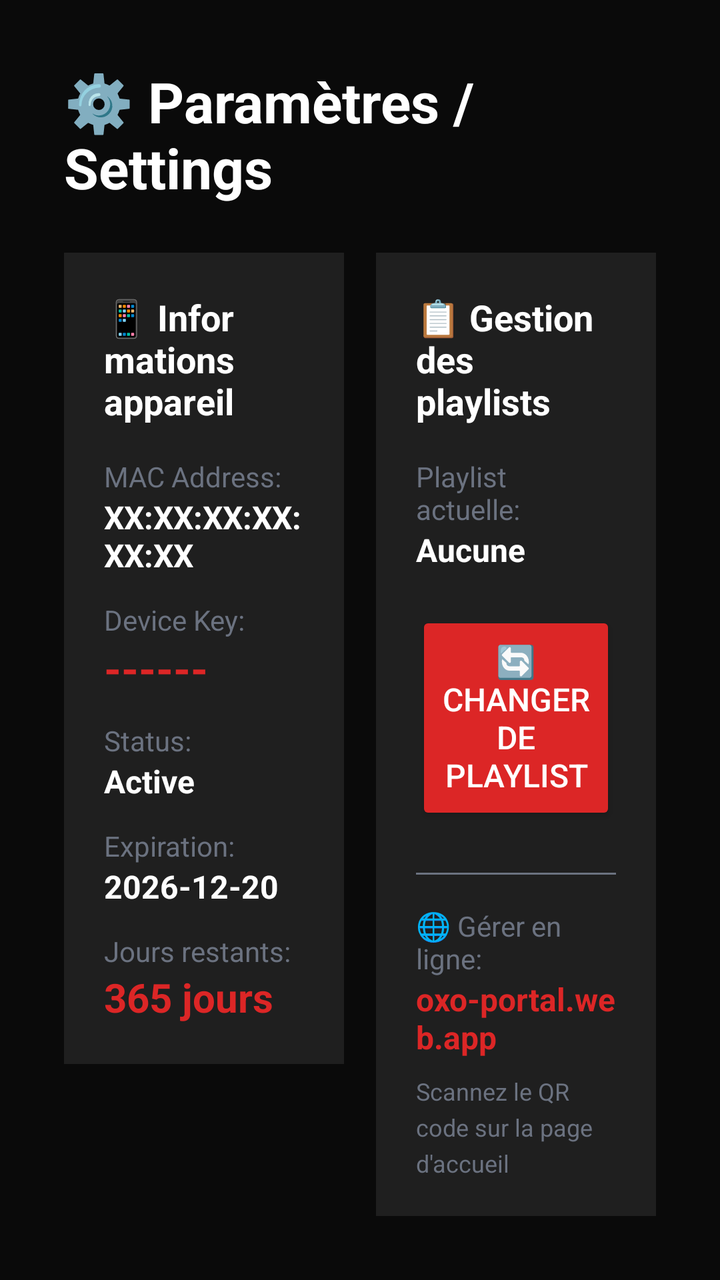
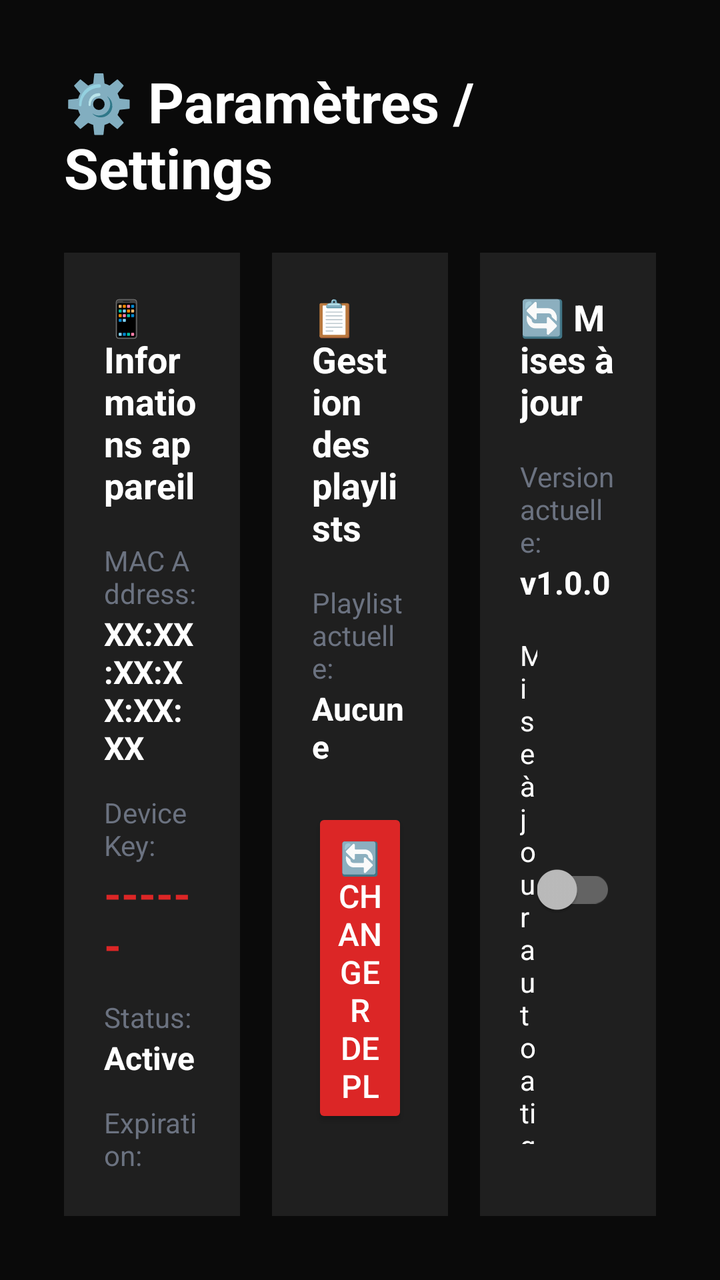

Two renders of the same Android screen: before a commit and after it. Below are the layout's source before the change and the commit's diff.
<!-- AndroidManifest.xml: activity theme Theme.OXOPlayer -->
<!-- res/layout/activity_settings.xml -->
<?xml version="1.0" encoding="utf-8"?>
<LinearLayout xmlns:android="http://schemas.android.com/apk/res/android"
    android:layout_width="match_parent"
    android:layout_height="match_parent"
    android:background="@color/black"
    android:orientation="vertical"
    android:padding="32dp">

    
    <TextView
        android:layout_width="wrap_content"
        android:layout_height="wrap_content"
        android:text="⚙️ Paramètres / Settings"
        android:textColor="@android:color/white"
        android:textSize="28sp"
        android:textStyle="bold"
        android:layout_marginBottom="24dp" />

    
    <LinearLayout
        android:layout_width="match_parent"
        android:layout_height="0dp"
        android:layout_weight="1"
        android:orientation="horizontal">

        
        <LinearLayout
            android:layout_width="0dp"
            android:layout_height="wrap_content"
            android:layout_weight="1"
            android:orientation="vertical"
            android:padding="20dp"
            android:background="@color/dark_gray">

            <TextView
                android:layout_width="wrap_content"
                android:layout_height="wrap_content"
                android:text="📱 Informations appareil"
                android:textColor="@android:color/white"
                android:textSize="18sp"
                android:textStyle="bold"
                android:layout_marginBottom="16dp" />

            
            <TextView
                android:layout_width="wrap_content"
                android:layout_height="wrap_content"
                android:text="MAC Address:"
                android:textColor="@color/gray"
                android:textSize="14sp" />

            <TextView
                android:id="@+id/macAddressValue"
                android:layout_width="wrap_content"
                android:layout_height="wrap_content"
                android:text="XX:XX:XX:XX:XX:XX"
                android:textColor="@android:color/white"
                android:textSize="16sp"
                android:textStyle="bold"
                android:layout_marginBottom="12dp" />

            
            <TextView
                android:layout_width="wrap_content"
                android:layout_height="wrap_content"
                android:text="Device Key:"
                android:textColor="@color/gray"
                android:textSize="14sp" />

            <TextView
                android:id="@+id/deviceKeyValue"
                android:layout_width="wrap_content"
                android:layout_height="wrap_content"
                android:text="------"
                android:textColor="@color/primary"
                android:textSize="22sp"
                android:textStyle="bold"
                android:layout_marginBottom="12dp" />

            
            <TextView
                android:layout_width="wrap_content"
                android:layout_height="wrap_content"
                android:text="Status:"
                android:textColor="@color/gray"
                android:textSize="14sp" />

            <TextView
                android:id="@+id/statusValue"
                android:layout_width="wrap_content"
                android:layout_height="wrap_content"
                android:text="Active"
                android:textColor="@android:color/white"
                android:textSize="16sp"
                android:textStyle="bold"
                android:layout_marginBottom="12dp" />

            
            <TextView
                android:layout_width="wrap_content"
                android:layout_height="wrap_content"
                android:text="Expiration:"
                android:textColor="@color/gray"
                android:textSize="14sp" />

            <TextView
                android:id="@+id/expirationValue"
                android:layout_width="wrap_content"
                android:layout_height="wrap_content"
                android:text="2026-12-20"
                android:textColor="@android:color/white"
                android:textSize="16sp"
                android:textStyle="bold"
                android:layout_marginBottom="12dp" />

            
            <TextView
                android:layout_width="wrap_content"
                android:layout_height="wrap_content"
                android:text="Jours restants:"
                android:textColor="@color/gray"
                android:textSize="14sp" />

            <TextView
                android:id="@+id/daysValue"
                android:layout_width="wrap_content"
                android:layout_height="wrap_content"
                android:text="365 jours"
                android:textColor="@color/primary"
                android:textSize="20sp"
                android:textStyle="bold" />

        </LinearLayout>

        
        <View
            android:layout_width="16dp"
            android:layout_height="match_parent" />

        
        <LinearLayout
            android:layout_width="0dp"
            android:layout_height="wrap_content"
            android:layout_weight="1"
            android:orientation="vertical"
            android:padding="20dp"
            android:background="@color/dark_gray">

            <TextView
                android:layout_width="wrap_content"
                android:layout_height="wrap_content"
                android:text="📋 Gestion des playlists"
                android:textColor="@android:color/white"
                android:textSize="18sp"
                android:textStyle="bold"
                android:layout_marginBottom="16dp" />

            
            <TextView
                android:layout_width="wrap_content"
                android:layout_height="wrap_content"
                android:text="Playlist actuelle:"
                android:textColor="@color/gray"
                android:textSize="14sp" />

            <TextView
                android:id="@+id/currentPlaylistName"
                android:layout_width="wrap_content"
                android:layout_height="wrap_content"
                android:text="Aucune"
                android:textColor="@android:color/white"
                android:textSize="16sp"
                android:textStyle="bold"
                android:layout_marginBottom="20dp" />

            
            <Button
                android:id="@+id/changePlaylistButton"
                android:layout_width="match_parent"
                android:layout_height="wrap_content"
                android:text="🔄 Changer de playlist"
                android:textSize="16sp"
                android:paddingTop="14dp"
                android:paddingBottom="14dp"
                android:backgroundTint="@color/primary"
                android:focusable="true"
                android:layout_marginBottom="24dp" />

            
            <View
                android:layout_width="match_parent"
                android:layout_height="1dp"
                android:background="@color/gray"
                android:layout_marginBottom="16dp" />

            <TextView
                android:layout_width="wrap_content"
                android:layout_height="wrap_content"
                android:text="🌐 Gérer en ligne:"
                android:textColor="@color/gray"
                android:textSize="14sp" />

            <TextView
                android:layout_width="wrap_content"
                android:layout_height="wrap_content"
                android:text="oxo-portal.web.app"
                android:textColor="@color/primary"
                android:textSize="16sp"
                android:textStyle="bold"
                android:layout_marginBottom="8dp" />

            <TextView
                android:layout_width="wrap_content"
                android:layout_height="wrap_content"
                android:text="Scannez le QR code sur la page d'accueil\npour ajouter vos playlists facilement."
                android:textColor="@color/gray"
                android:textSize="12sp"
                android:lineSpacingExtra="4dp" />

        </LinearLayout>

    </LinearLayout>

</LinearLayout>
<!-- resources referenced by this layout -->
<resources>
  <color name="black">#0A0A0A</color>
  <color name="dark_gray">#1F1F1F</color>
  <color name="gray">#6B7280</color>
  <color name="primary">#DC2626</color>
  <style name="Theme.OXOPlayer" parent="Theme.AppCompat">
          <item name="android:colorPrimary">@color/primary</item>
          <item name="android:colorPrimaryDark">@color/black</item>
          <item name="android:colorAccent">@color/secondary</item>
          <item name="android:windowBackground">@color/black</item>
          <item name="android:windowFullscreen">true</item>
      </style>
  <color name="secondary">#EF4444</color>
</resources>

<!-- the commit's change to res/layout/activity_settings.xml (unified diff, before → after) -->
@@ -219,6 +219,95 @@
 
         </LinearLayout>
 
+        
+        <View
+            android:layout_width="16dp"
+            android:layout_height="match_parent" />
+
+        
+        <LinearLayout
+            android:layout_width="0dp"
+            android:layout_height="wrap_content"
+            android:layout_weight="1"
+            android:orientation="vertical"
+            android:padding="20dp"
+            android:background="@color/dark_gray">
+
+            <TextView
+                android:layout_width="wrap_content"
+                android:layout_height="wrap_content"
+                android:text="🔄 Mises à jour"
+                android:textColor="@android:color/white"
+                android:textSize="18sp"
+                android:textStyle="bold"
+                android:layout_marginBottom="16dp" />
+
+            
+            <TextView
+                android:layout_width="wrap_content"
+                android:layout_height="wrap_content"
+                android:text="Version actuelle:"
+                android:textColor="@color/gray"
+                android:textSize="14sp" />
+
+            <TextView
+                android:id="@+id/currentVersionValue"
+                android:layout_width="wrap_content"
+                android:layout_height="wrap_content"
+                android:text="v1.0.0"
+                android:textColor="@android:color/white"
+                android:textSize="16sp"
+                android:textStyle="bold"
+                android:layout_marginBottom="16dp" />
+
+            
+            <LinearLayout
+                android:layout_width="match_parent"
+                android:layout_height="wrap_content"
+                android:orientation="horizontal"
+                android:gravity="center_vertical"
+                android:layout_marginBottom="16dp">
+
+                <TextView
+                    android:layout_width="0dp"
+                    android:layout_height="wrap_content"
+                    android:layout_weight="1"
+                    android:text="Mise à jour automatique"
+                    android:textColor="@android:color/white"
+                    android:textSize="14sp" />
+
+                <androidx.appcompat.widget.SwitchCompat
+                    android:id="@+id/autoUpdateSwitch"
+                    android:layout_width="wrap_content"
+                    android:layout_height="wrap_content"
+                    android:focusable="true" />
+
+            </LinearLayout>
+
+            
+            <Button
+                android:id="@+id/checkUpdateButton"
+                android:layout_width="match_parent"
+                android:layout_height="wrap_content"
+                android:text="🔍 Vérifier les mises à jour"
+                android:textSize="14sp"
+                android:paddingTop="12dp"
+                android:paddingBottom="12dp"
+                android:backgroundTint="@color/primary"
+                android:focusable="true"
+                android:layout_marginBottom="12dp" />
+
+            
+            <TextView
+                android:id="@+id/updateStatusText"
+                android:layout_width="wrap_content"
+                android:layout_height="wrap_content"
+                android:textColor="@color/gray"
+                android:textSize="12sp"
+                android:visibility="gone" />
+
+        </LinearLayout>
+
     </LinearLayout>
 
 </LinearLayout>
<!-- resource entries referenced after the edit -->
@@ -4,13 +4,56 @@
   <color name="dark_gray">#1F1F1F</color>
   <color name="gray">#6B7280</color>
   <color name="primary">#DC2626</color>
-  <style name="Theme.OXOPlayer" parent="Theme.AppCompat">
+  <style name="Theme.OXOPlayer" parent="Theme.AppCompat.NoActionBar">
           <item name="android:colorPrimary">@color/primary</item>
           <item name="android:colorPrimaryDark">@color/black</item>
           <item name="android:colorAccent">@color/secondary</item>
           <item name="android:windowBackground">@color/black</item>
           <item name="android:windowFullscreen">true</item>
+          <item name="windowNoTitle">true</item>
+          <item name="windowActionBar">false</item>
+          
+          <item name="popupMenuStyle">@style/PopupMenu.OXO</item>
+          <item name="android:popupMenuStyle">@style/PopupMenu.OXO</item>
+          <item name="android:dropDownListViewStyle">@style/PopupMenuListView</item>
       </style>
   <color name="secondary">#EF4444</color>
+  <style name="PopupMenu.OXO" parent="Widget.AppCompat.PopupMenu">
+          <item name="android:popupBackground">@color/dark_gray</item>
+          <item name="android:dropDownListViewStyle">@style/PopupMenuListView</item>
+      </style>
+  <style name="PopupMenuListView" parent="Widget.AppCompat.ListView.DropDown">
+          <item name="android:listSelector">@drawable/popup_menu_selector</item>
+          <item name="android:divider">@color/gray</item>
+          <item name="android:dividerHeight">1dp</item>
+      </style>
+  <!-- drawable popup_menu_selector (drawable) -->
+  <?xml version="1.0" encoding="utf-8"?>
+  <selector xmlns:android="http://schemas.android.com/apk/res/android">
+      
+      <item android:state_focused="true">
+          <shape android:shape="rectangle">
+              <solid android:color="#F59E0B" />
+          </shape>
+      </item>
+      
+      <item android:state_pressed="true">
+          <shape android:shape="rectangle">
+              <solid android:color="#F59E0B" />
+          </shape>
+      </item>
+      
+      <item android:state_selected="true">
+          <shape android:shape="rectangle">
+              <solid android:color="#F59E0B" />
+          </shape>
+      </item>
+      
+      <item>
+          <shape android:shape="rectangle">
+              <solid android:color="@android:color/transparent" />
+          </shape>
+      </item>
+  </selector>
 </resources>
 
